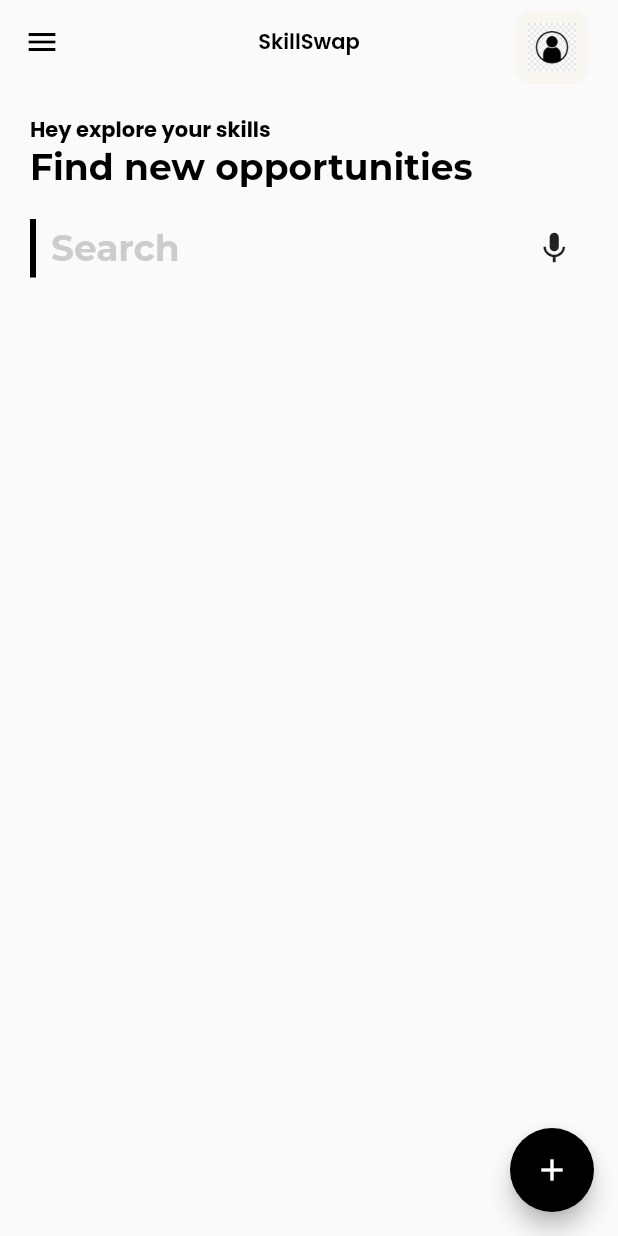
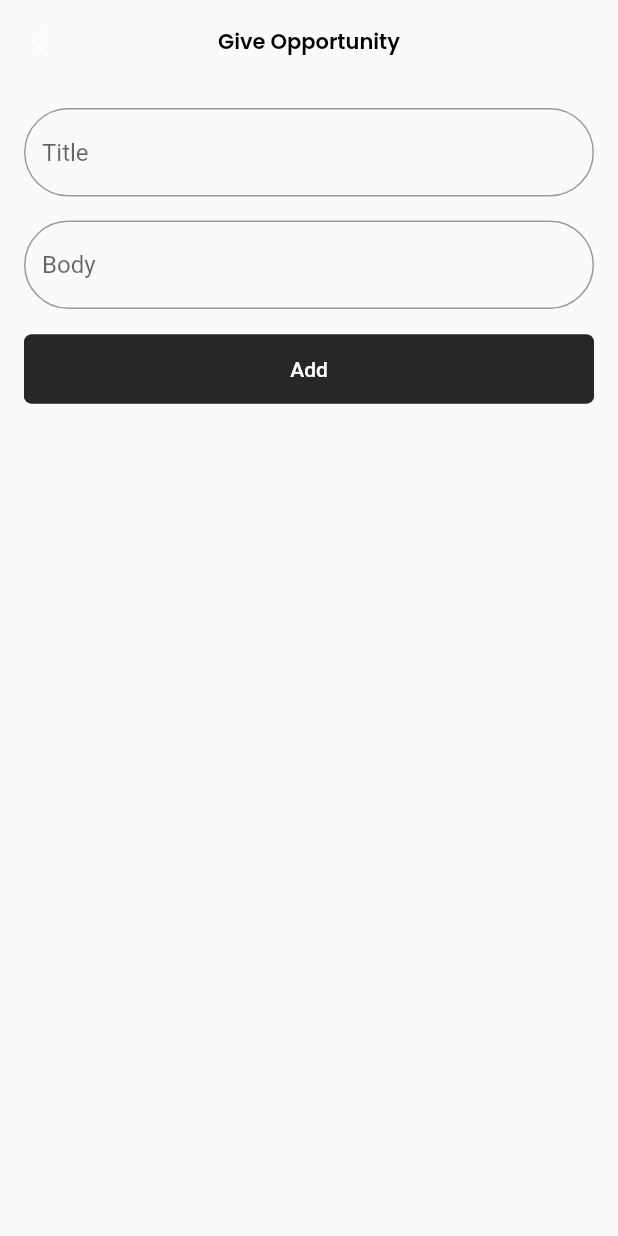
Before and after one commit to alicalmir/skillswap, a Flutter app: the Dashboard screen opened directly, after a tap on the "add" icon, on a phone screen of 412 x 824 dp. Run offline on Flutter 3.47's test engine with Material 2 defaults, Android fonts, the phone set to English and light mode, and no system bars; our stand-ins replace cloud_firestore, firebase_auth, firebase_core, flutter_otp_text_field, get, google_fonts and 1 more; accounts and stored records are empty.

Commit message:
post features

```diff
--- a/lib/src/features/authentication/controllers/otp_controller.dart
+++ b/lib/src/features/authentication/controllers/otp_controller.dart
@@ -7,6 +7,6 @@ class OTPController extends GetxController {
 
   void verifyOTP(String otp) async {
     var isVerified = await AuthenticationRepository.instance.verifyOTP(otp);
-    isVerified ? Get.off(const Dashboard()) : Get.back();
+    isVerified ? Get.off(Dashboard()) : Get.back();
   }
 }
--- a/lib/src/features/authentication/controllers/signup_controller.dart
+++ b/lib/src/features/authentication/controllers/signup_controller.dart
@@ -60,6 +60,8 @@ class SignUpController extends GetxController {
     await userRepo.createUser(user);
     //phoneAuthentication(user.phoneNo);
     registerUser(user.email, user.password);
+
+
     //await Get.to(() => const OTPScreen());
   }
 }
--- a/lib/src/features/authentication/screens/login/widgets/login_form.dart
+++ b/lib/src/features/authentication/screens/login/widgets/login_form.dart
@@ -55,7 +55,7 @@ class LoginForm extends StatelessWidget {
               width: double.infinity,
               child: ElevatedButton(
                   onPressed: () {
-                    Get.to(() => const Dashboard());
+                    Get.to(() => Dashboard());
                   },
                   child: Text(tLogin.toUpperCase())),
             )
--- a/lib/src/features/authentication/screens/signup/widgets/signup_form_widget.dart
+++ b/lib/src/features/authentication/screens/signup/widgets/signup_form_widget.dart
@@ -70,7 +70,9 @@ class SignUpFormWidget extends StatelessWidget {
                           fullName: controller.fullName.text.trim(),
                           email: controller.email.text.trim(),
                           phoneNo: controller.phoneNo.text.trim(),
-                          password: controller.password.text.trim());
+                          password: controller.password.text.trim(),
+                          id: ""
+                          );
 
                       SignUpController.instance.createUser(user);
 
--- a/lib/src/features/core/models/post_model.dart
+++ b/lib/src/features/core/models/post_model.dart
@@ -3,7 +3,7 @@ class PostModel {
   final String title;
   final String body;
 
-  PostModel(this.id, this.title, this.body);
+  PostModel({required this.id, required this.title, required this.body});
 
   toJson() {
     return {
@@ -12,4 +12,20 @@ class PostModel {
       "Body": body,
     };
   }
+
+  static PostModel fromJson(Map<String, dynamic> json) {
+    return PostModel(
+      id: json['Id'],
+      title: json['Title'],
+      body: json['Body'],
+    );
+  }
+
+  PostModel copyWith({String? id, String? title, String? body}) {
+    return PostModel(
+      id: id ?? this.id,
+      title: title ?? this.title,
+      body: body ?? this.body,
+    );
+  }
 }
--- a/lib/src/features/core/screens/dashboard/dascboard_screen.dart
+++ b/lib/src/features/core/screens/dashboard/dascboard_screen.dart
@@ -7,9 +7,18 @@ import 'package:skillswap/src/constants/image_strings.dart';
 import 'package:skillswap/src/constants/size.dart';
 import 'package:skillswap/src/constants/text_string.dart';
 import 'package:skillswap/src/features/core/screens/profile/profile_screen.dart';
+import '../../controllers/post_controller.dart';
+import '../../models/post_model.dart';
+import '../post/add_post_screen.dart';
+import '../post/post_list_screen.dart';
+import '../post/widget/post_item.dart';
 
 class Dashboard extends StatelessWidget {
-  const Dashboard({super.key});
+  Dashboard({super.key});
+
+  final postController = Get.put(PostController());
+  final TextEditingController titleController = TextEditingController();
+  final TextEditingController bodyController = TextEditingController();
 
   @override
   Widget build(BuildContext context) {
@@ -19,9 +28,19 @@ class Dashboard extends StatelessWidget {
 
     return Scaffold(
       appBar: AppBar(
-        title: Text(
-          tAppName,
+        title: RichText(
+          text: TextSpan(
             style: Theme.of(context).textTheme.headline4,
+            children: const <TextSpan>[
+              TextSpan(
+                text: 'Skill',
+                style: TextStyle(color: tPrimaryColor),
+              ),
+              TextSpan(
+                text: 'Swap',
+              ),
+            ],
+          ),
         ),
         centerTitle: true,
         elevation: 0,
@@ -45,7 +64,9 @@ class Dashboard extends StatelessWidget {
           )
         ],
       ),
-      body: SingleChildScrollView(
+      body: Column(
+        children: [
+          SingleChildScrollView(
             child: Container(
               padding: const EdgeInsets.all(tDashBoardPadding),
               child: Column(
@@ -82,14 +103,62 @@ class Dashboard extends StatelessWidget {
                     ),
                   ),
                   const SizedBox(
-                height: tDashBoardPadding,
+                    height: tDashBoardPadding + 5,
+                  ),
+                  InkWell(
+                    onTap: () {
+                      Get.to(() => PostListScreen());
+                    },
+                    child: Row(
+                      children: [
+                        Flexible(
+                          child: Container(
+                            height: 80,
+                            decoration: const BoxDecoration(
+                              color: tPrimaryColor,
+                              borderRadius:
+                                  BorderRadius.all(Radius.circular(20)),
+                            ),
+                            child: Row(
+                              mainAxisAlignment: MainAxisAlignment.center,
+                              children: [
+                                const Icon(
+                                  Icons.search,
+                                  size: 44,
+                                  color: tWhiteColor,
+                                ),
+                                const SizedBox(width: 8),
+                                RichText(
+                                  text: TextSpan(
+                                    style: txtTheme.headline2,
+                                    children: const <TextSpan>[
+                                      TextSpan(
+                                        text: 'Find',
+                                        style: TextStyle(color: tWhiteColor),
+                                      ),
+                                      TextSpan(
+                                          text: ' Opportunities',
+                                          style: TextStyle(color: tWhiteColor)),
+                                    ],
+                                  ),
                                 ),
                               ],
                             ),
                           ),
                         ),
+                      ],
+                    ),
+                  )
+                ],
+              ),
+            ),
+          ),
+        ],
+      ),
       floatingActionButton: FloatingActionButton(
-        onPressed: () {},
+        onPressed: () {
+          Get.to(() => AddPostScreen());
+        },
         backgroundColor: isDark ? tCardBgColor : tDarkColor,
         child: Icon(
           Icons.add,
--- /dev/null
+++ b/lib/src/features/core/screens/post/add_post_screen.dart
@@ -0,0 +1,73 @@
+import 'package:flutter/material.dart';
+import 'package:get/get.dart';
+import 'package:line_awesome_flutter/line_awesome_flutter.dart';
+import 'package:skillswap/src/features/core/models/post_model.dart';
+import '../../controllers/post_controller.dart';
+import '../dashboard/dascboard_screen.dart';
+
+class AddPostScreen extends StatelessWidget {
+  final postController = Get.put(PostController());
+  final TextEditingController titleController = TextEditingController();
+  final TextEditingController bodyController = TextEditingController();
+
+  AddPostScreen({super.key});
+
+  @override
+  Widget build(BuildContext context) {
+    return Scaffold(
+      appBar: AppBar(
+        centerTitle: true,
+        elevation: 0,
+        backgroundColor: Colors.transparent,
+        leading: IconButton(
+          onPressed: () {
+            Get.to(() => Dashboard());
+          },
+          icon: const Icon(
+            LineAwesomeIcons.angle_left,
+          ),
+        ),
+        title: Text(
+          "Give Opportunity",
+          style: Theme.of(context).textTheme.headline4,
+        ),
+      ),
+      body: Padding(
+        padding: const EdgeInsets.all(16.0),
+        child: Column(
+          crossAxisAlignment: CrossAxisAlignment.stretch,
+          children: [
+            TextField(
+              controller: titleController,
+              decoration: const InputDecoration(hintText: 'Title'),
+            ),
+            const SizedBox(height: 16.0),
+            TextField(
+              controller: bodyController,
+              decoration: const InputDecoration(hintText: 'Body'),
+            ),
+            const SizedBox(height: 16.0),
+            ElevatedButton(
+              onPressed: () async {
+                PostModel post = PostModel(
+                  title: titleController.text,
+                  body: bodyController.text,
+                  id: ''
+                );
+
+                String docId = await postController.addPost(post);
+
+                // update post with the new document ID and add it to the local list of posts
+                PostModel updatedPost = post.copyWith(id: docId);
+                postController.posts.add(updatedPost);
+
+                Get.back();
+              },
+              child: Text('Add'),
+            ),
+          ],
+        ),
+      ),
+    );
+  }
+}
--- a/lib/src/repository/authentication_repository/authentication_repository.dart
+++ b/lib/src/repository/authentication_repository/authentication_repository.dart
@@ -25,7 +25,7 @@ class AuthenticationRepository extends GetxController {
     if (FirebaseAuth.instance.currentUser == null) {
       Get.off(() => const WelcomeScreen());
     } else {
-      Get.off(() => const Dashboard());
+      Get.off(() => Dashboard());
     }
   }
 
--- a/lib/src/utils/theme/widget_themes/outlined_button_theme.dart
+++ b/lib/src/utils/theme/widget_themes/outlined_button_theme.dart
@@ -13,7 +13,7 @@ class TOutlinedButtonTheme {
         shape: RoundedRectangleBorder(borderRadius: BorderRadius.circular(5.0)),
         foregroundColor: tSecondaryColor,
         side: BorderSide(color: tSecondaryColor),
-        padding: EdgeInsets.symmetric(vertical: tButtonHeight)),
+        padding: const EdgeInsets.symmetric(vertical: tButtonHeight)),
   );
 
   /** Dark Theme */
```
Also changed, not shown: lib/src/features/authentication/models/user_model.dart (+17 -10 lines), lib/src/features/authentication/screens/welcome/welcome_screen.dart (+4 -4 lines), lib/src/features/core/controllers/post_controller.dart (+47 -0 lines), lib/src/features/core/screens/post/post_list_screen.dart (added, +74 -0 lines), lib/src/features/core/screens/post/widget/post_item.dart (added, +68 -0 lines), lib/src/features/core/screens/profile/profile_screen.dart (+5 -2 lines), lib/src/features/core/screens/profile/update_profile_screen.dart (+6 -2 lines), lib/src/repository/post_repository/post_repository.dart (+29 -0 lines), lib/src/repository/user_repository/user_repository.dart (+5 -2 lines), lib/firebase_options.dart (added), 1 other file. Lines whose indentation alone changed are shown as unchanged.
